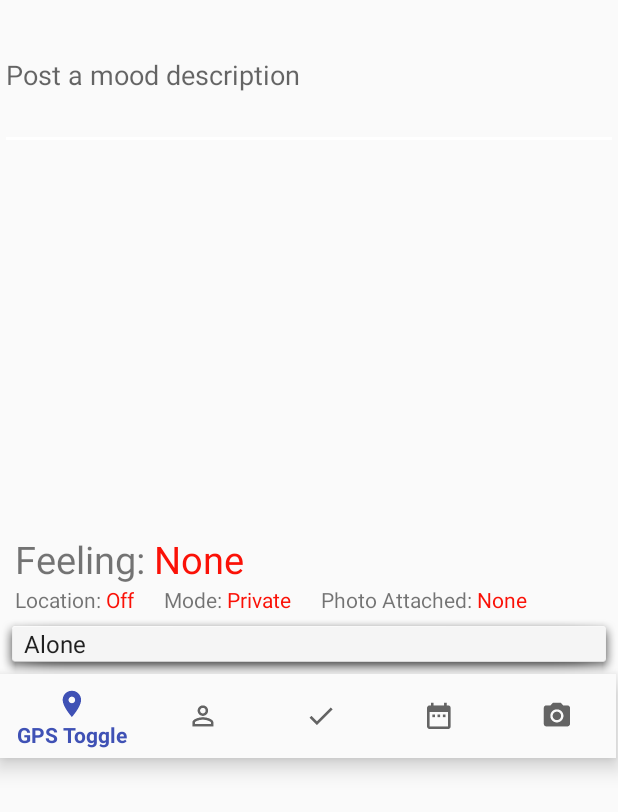
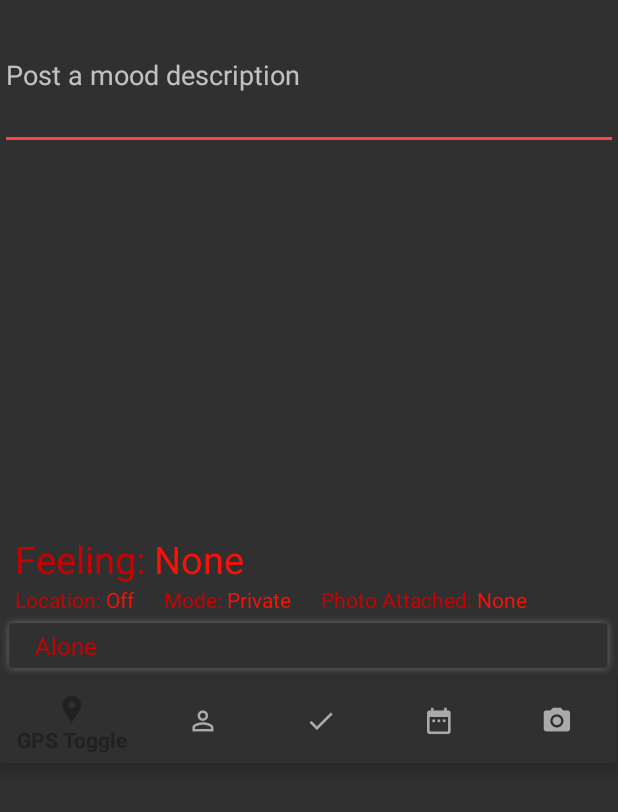
Before and after one commit to CMPUT301W17T11/FeelTrip, an Android app: the EditMoodActivity screen opened directly, with no data from a screen before it, on a phone screen of 412 x 824 dp. Shown: the top 812 px of the screen. Run offline under Robolectric (Android 15) with nearby library versions, the phone set to English and light mode, and no system bars; libraries missing offline, so code that uses them is left out: io.searchbox.annotations.

Commit message:
First working theme - NaughtyPenguins

```diff
--- a/app/src/main/java/com/example/henzoshimada/feeltrip/EditMoodActivity.java
+++ b/app/src/main/java/com/example/henzoshimada/feeltrip/EditMoodActivity.java
@@ -132,8 +132,14 @@ public class EditMoodActivity extends AppCompatActivity {
     @Override
     protected void onCreate(Bundle savedInstanceState) {
         super.onCreate(savedInstanceState);
+
+
+        setTheme(R.style.NaughtyPenguins); //TODO - theme
+
         setContentView(R.layout.add_edit_page);
         EditMoodActivity.context = getApplicationContext();
+
+
         inputMoodDescription = (EditText) findViewById(R.id.moodEventDescription);
 
         activity = this;
@@ -271,7 +277,7 @@ public class EditMoodActivity extends AppCompatActivity {
 
     public void datePick(Context context) {
         Log.d("Mytag", "Went into date");
-        new DatePickerDialog(context,AlertDialog.THEME_DEVICE_DEFAULT_LIGHT,datePickerDialogListener, dateTime.get(Calendar.YEAR),
+        new DatePickerDialog(context,datePickerDialogListener, dateTime.get(Calendar.YEAR),
                 dateTime.get(Calendar.MONTH), dateTime.get(Calendar.DAY_OF_MONTH)).show();
     }
 
@@ -602,7 +608,6 @@ public class EditMoodActivity extends AppCompatActivity {
             emojiTextview.setText(FeelTripApplication.getEmotionalState(emotionID));
 
             emojiTextview.setTextSize(15);
-            emojiTextview.setTextColor(Color.GRAY);
             emojiTextview.setGravity(Gravity.CENTER);
             emojiTextview.setTypeface(emojiTextview.getTypeface(), Typeface.BOLD);
             emojiLayout.addView(emojiTextview);
--- a/app/src/main/java/com/example/henzoshimada/feeltrip/loginActivity.java
+++ b/app/src/main/java/com/example/henzoshimada/feeltrip/loginActivity.java
@@ -16,6 +16,7 @@ public class loginActivity extends AppCompatActivity {
     @Override
     protected void onCreate(Bundle savedInstanceState) {
         super.onCreate(savedInstanceState);
+        setTheme(R.style.NaughtyPenguins);
         setContentView(R.layout.activity_login);
     }
     public void checkUser(View v){ // TODO: Check and fix cases where pass or username contains special chars.
--- a/app/src/main/java/layout/homeFragmment.java
+++ b/app/src/main/java/layout/homeFragmment.java
@@ -5,6 +5,7 @@ import android.os.Bundle;
 import android.app.Fragment;
 import android.support.design.widget.FloatingActionButton;
 import android.util.Log;
+import android.view.ContextThemeWrapper;
 import android.view.LayoutInflater;
 import android.view.View;
 import android.view.ViewGroup;
@@ -47,6 +48,7 @@ public class homeFragmment extends Fragment{
     public View onCreateView(LayoutInflater inflater, final ViewGroup container,
                              Bundle savedInstanceState) {
         // Inflate the layout for this fragment
+
         FrameLayout view = (FrameLayout) inflater.inflate(R.layout.home_fragmment,
                 container, false);
         FloatingActionButton addEntry = (FloatingActionButton)  view.findViewById(R.id.add_mood);
--- /dev/null
+++ b/app/src/main/res/drawable/bottom_nav_color.xml
@@ -0,0 +1,5 @@
+<?xml version="1.0" encoding="utf-8"?>
+<selector xmlns:android="http://schemas.android.com/apk/res/android">
+    <item android:color="?android:attr/textColorPrimary" android:state_checked="true" />
+    <item android:color="?android:attr/textColorSecondary" android:state_checked="false" />
+</selector>
--- a/app/src/main/res/layout/add_edit_page.xml
+++ b/app/src/main/res/layout/add_edit_page.xml
@@ -6,8 +6,7 @@
     android:layout_height="match_parent">
     <android.support.design.widget.AppBarLayout
         android:layout_width="match_parent"
-        android:layout_height="wrap_content"
-        android:theme="@style/AppTheme.AppBarOverlay">
+        android:layout_height="wrap_content">
 
     </android.support.design.widget.AppBarLayout>
     <EditText
@@ -81,7 +80,7 @@
 
     </LinearLayout>
     <Spinner
-        android:background="@android:drawable/dialog_holo_light_frame"
+        android:background="@drawable/shadow"
         android:id="@+id/social_event_spinner"
         android:layout_width="match_parent"
         android:layout_height="wrap_content"
@@ -90,7 +89,8 @@
 
     <HorizontalScrollView
         android:layout_width="wrap_content"
-        android:layout_height="wrap_content">
+        android:layout_height="wrap_content"
+        android:scrollbars="none">
         <LinearLayout
             android:layout_width="wrap_content"
             android:layout_height="wrap_content"
--- a/app/src/main/res/layout/content_main.xml
+++ b/app/src/main/res/layout/content_main.xml
@@ -47,7 +47,7 @@
                         android:id="@+id/imageButton"
                         android:layout_width="40dp"
                         android:layout_height="40dp"
-                        android:background="@color/colorPrimary"
+                        android:background="@android:color/transparent"
                         android:onClick="searchKeyword"
                         app:srcCompat="@android:drawable/ic_menu_search" />
 
@@ -145,6 +145,8 @@
         android:layout_height="wrap_content"
         android:layout_gravity="bottom"
         android:background="?android:attr/windowBackground"
+        app:itemIconTint="@drawable/bottom_nav_color"
+        app:itemTextColor="@drawable/bottom_nav_color"
         app:menu="@menu/navigation"
         android:layout_marginBottom="1dp"
         android:layout_alignParentBottom="true"
--- a/app/src/main/res/layout/fragment_profile.xml
+++ b/app/src/main/res/layout/fragment_profile.xml
@@ -10,7 +10,8 @@
         android:layout_width="match_parent"
         android:layout_height="fill_parent"
         android:layout_marginBottom="60dp"
-        android:layout_marginTop="90dp"/>
+        android:layout_marginTop="90dp"
+        android:scrollbars="none"/>
 
 
 
--- a/app/src/main/res/layout/home_fragmment.xml
+++ b/app/src/main/res/layout/home_fragmment.xml
@@ -14,7 +14,6 @@
         android:layout_marginEnd="31dp"
         android:layout_marginLeft="@dimen/fab_margin"
         android:layout_marginRight="@dimen/fab_margin"
-        app:backgroundTint="@color/colorPrimary"
         app:srcCompat="@mipmap/addpost_button"
         android:layout_alignParentBottom="true"
         android:layout_alignParentEnd="true" />
@@ -24,7 +23,8 @@
         android:layout_width="match_parent"
         android:layout_height="fill_parent"
         android:layout_marginBottom="60dp"
-        android:layout_marginTop="90dp"/>
+        android:layout_marginTop="90dp"
+        android:scrollbars="none"/>
 
 
 </FrameLayout>
--- /dev/null
+++ b/app/src/main/res/values/naughtypenguins.xml
@@ -0,0 +1,13 @@
+<?xml version="1.0" encoding="utf-8"?>
+<resources>
+
+    <style name="NaughtyPenguins" parent="Theme.AppCompat.NoActionBar">
+        <item name="android:textColorPrimary">@android:color/holo_red_dark</item>
+        <item name="android:textColorSecondary">@android:color/darker_gray</item>
+        <item name="android:textColorTertiary">@android:color/holo_red_dark</item>
+        <item name="colorAccent">@android:color/holo_red_light</item>
+    </style>
+
+
+
+</resources>
```
Also changed, not shown: app/src/main/java/com/example/henzoshimada/feeltrip/MainScreen.java (+7 -0 lines), app/src/main/java/com/example/henzoshimada/feeltrip/MoodAdapter.java (+8 -2 lines), app/src/main/java/layout/mapFragment.java (+8 -3 lines), app/src/main/res/layout/list_item.xml (+5 -10 lines), app/src/main/res/drawable/shadow.9.png (added).
